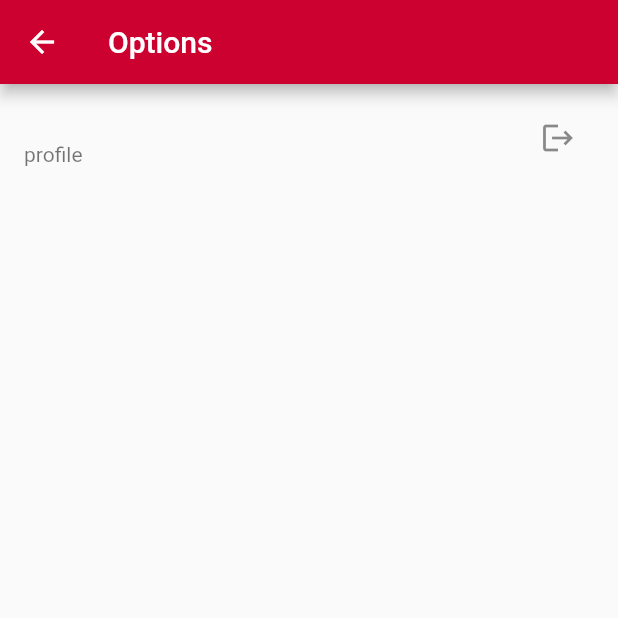
After one commit to Goshagosha/ordnerd, a Flutter app: the LectureList screen opened directly, after a tap on the "settings" icon, on a phone screen of 412 x 824 dp, the top half of it. The commit adds this screen. Run offline on Flutter 3.47's test engine with Material 2 defaults, Android fonts, the phone set to English and light mode, and no system bars; our stand-ins replace cloud_firestore, equatable, firebase_auth, firebase_core, flutter_bloc, formz and 2 more; accounts and stored records are empty.

```diff
--- a/lib/app.dart
+++ b/lib/app.dart
@@ -25,6 +25,8 @@ class App extends StatelessWidget {
   @override
   Widget build(BuildContext context) {
     return RepositoryProvider.value(
+      value: userRepository,
+      child: RepositoryProvider.value(
           value: authenticationRepository,
           child: RepositoryProvider.value(
             value: lectureRepository,
@@ -40,7 +42,8 @@ class App extends StatelessWidget {
               ],
               child: const AppView(),
             ),
-        ));
+          )),
+    );
   }
 }
 
--- a/lib/routes/lectures/lecture_list.dart
+++ b/lib/routes/lectures/lecture_list.dart
@@ -2,7 +2,9 @@ import 'package:flutter/material.dart';
 import 'package:flutter_bloc/flutter_bloc.dart';
 import 'package:student_notekeeper/models/lecture.dart';
 import 'package:student_notekeeper/routes/lectures/lecture_edit.dart';
+import 'package:student_notekeeper/routes/other/options_page.dart';
 import 'package:student_notekeeper/utils/bloc/lecture/lecture_bloc.dart';
+import 'package:student_notekeeper/utils/bloc/lecture/lecture_events.dart';
 import 'package:student_notekeeper/utils/bloc/lecture/lecture_states.dart';
 import 'package:student_notekeeper/widgets/lecture/lecture_card.dart';
 
@@ -10,7 +12,10 @@ class LectureList extends StatefulWidget {
   const LectureList({Key? key}) : super(key: key);
 
   static Route route() {
-    return MaterialPageRoute(builder: (_) => const LectureList());
+    return MaterialPageRoute(builder: (context) {
+      BlocProvider.of<LectureBloc>(context).add(LecturesRequested());
+      return const LectureList();
+    });
   }
 
   @override
@@ -23,6 +28,12 @@ class _LectureListState extends State<LectureList> {
     return Scaffold(
         appBar: AppBar(
           title: const Text("My Lectures"),
+          actions: [
+            IconButton(
+                icon: const Icon(Icons.settings),
+                onPressed: () => Navigator.of(context, rootNavigator: true)
+                    .push(OptionsPage.route()))
+          ],
         ),
         body: BlocBuilder<LectureBloc, LectureState>(
             builder: (BuildContext context, LectureState state) {
@@ -43,7 +54,6 @@ class _LectureListState extends State<LectureList> {
         }),
         floatingActionButton: FloatingActionButton(
             child: const Icon(Icons.add),
-            onPressed: () => Navigator.push(context,
-                MaterialPageRoute(builder: (context) => LectureNewRoute()))));
+            onPressed: () => Navigator.push(context, LectureEditPage.route())));
   }
 }
--- /dev/null
+++ b/lib/routes/other/options_page.dart
@@ -0,0 +1,48 @@
+import 'package:flutter/material.dart';
+import 'package:flutter_bloc/flutter_bloc.dart';
+import 'package:student_notekeeper/utils/bloc/auth/base/authentication_bloc.dart';
+import 'package:student_notekeeper/utils/bloc/auth/base/authentication_events.dart';
+import 'package:student_notekeeper/utils/bloc/auth/base/user_repository.dart';
+
+class OptionsPage extends StatefulWidget {
+  const OptionsPage({Key? key}) : super(key: key);
+
+  static Route route() {
+    return MaterialPageRoute(builder: (_) => const OptionsPage());
+  }
+
+  @override
+  _OptionsPageState createState() => _OptionsPageState();
+}
+
+class _OptionsPageState extends State<OptionsPage> {
+  @override
+  Widget build(BuildContext context) {
+    return Scaffold(
+        appBar: AppBar(
+          title: const Text("Options"),
+        ),
+        body: ListView(
+          children: [
+            ListTile(
+              title: FutureBuilder(
+                  future: RepositoryProvider.of<UserRepository>(context)
+                      .getHumanReadableIdentifier(),
+                  builder: (_, AsyncSnapshot<String> snap) {
+                    if (snap.hasData)
+                      return Text(snap.data!);
+                    else
+                      return LinearProgressIndicator();
+                  }),
+              subtitle: const Text("profile"),
+              trailing: IconButton(
+                icon: Icon(Icons.logout),
+                onPressed: () => context
+                    .read<AuthenticationBloc>()
+                    .add(AuthenticationLogoutRequested()),
+              ),
+            )
+          ],
+        ));
+  }
+}
--- a/lib/utils/bloc/auth/base/authentication_repository.dart
+++ b/lib/utils/bloc/auth/base/authentication_repository.dart
@@ -1,13 +1,17 @@
 import 'dart:async';
 
-enum AuthenticationStatus { unknown, authenticated, unauthenticated }
+enum AuthenticationStatus {
+  unknown,
+  authenticated,
+  unauthenticated,
+  changeRequestSatisfied
+}
 
 abstract class AuthenticationRepository {
   final _controller = StreamController<AuthenticationStatus>();
 
   Stream<AuthenticationStatus> get status async* {
-    await Future<void>.delayed(const Duration(seconds: 1));
-    yield AuthenticationStatus.unauthenticated;
+    yield AuthenticationStatus.unknown;
     yield* _controller.stream;
   }
 
--- a/lib/utils/bloc/auth/base/user_repository.dart
+++ b/lib/utils/bloc/auth/base/user_repository.dart
@@ -2,4 +2,6 @@ abstract class UserRepository {
   Future<bool> isAuthenticated();
 
   Future<String> getUserId();
+
+  Future<String> getHumanReadableIdentifier();
 }
--- a/lib/utils/bloc/auth/firebase_user_repository.dart
+++ b/lib/utils/bloc/auth/firebase_user_repository.dart
@@ -16,4 +16,9 @@ class FirebaseUserRepository implements UserRepository {
   Future<bool> isAuthenticated() async {
     return _firebaseAuth.currentUser != null;
   }
+
+  @override
+  Future<String> getHumanReadableIdentifier() async {
+    return _firebaseAuth.currentUser?.email ?? '';
+  }
 }
--- a/lib/utils/bloc/lecture/lecture_repository.dart
+++ b/lib/utils/bloc/lecture/lecture_repository.dart
@@ -1,8 +1,17 @@
-import 'package:flutter/material.dart';
 import 'package:student_notekeeper/models/lecture.dart';
+import 'package:student_notekeeper/utils/bloc/auth/base/user_repository.dart';
 
 abstract class LectureRepository {
-  Stream<List<Lecture>> lectures();
+  final UserRepository _userRepository;
+
+  LectureRepository({required userRepository})
+      : _userRepository = userRepository;
+
+  Future<Stream<List<Lecture>>> lectures();
+
+  Future<String> getUID() async {
+    return _userRepository.getUserId();
+  }
 
   Future<void> addNewLecture(Lecture lecture);
 
--- a/lib/widgets/authentication/login_form.dart
+++ b/lib/widgets/authentication/login_form.dart
@@ -49,7 +49,7 @@ class _EmailInput extends StatelessWidget {
           onChanged: (email) =>
               context.read<LoginBloc>().add(LoginEmailChanged(email)),
           decoration: InputDecoration(
-            labelText: 'username',
+            labelText: 'email',
             errorText: state.email.invalid ? 'invalid email' : null,
           ),
         );
--- a/lib/widgets/lecture/lecture_card.dart
+++ b/lib/widgets/lecture/lecture_card.dart
@@ -17,10 +17,7 @@ class _LectureCardState extends State<LectureCard> {
     return Card(
         child: InkWell(
       onTap: () {
-        Navigator.push(
-            context,
-            MaterialPageRoute(
-                builder: (context) => LectureRoute(lecture: widget.lecture)));
+        Navigator.push(context, LectureViewPage.route(lecture: widget.lecture));
       },
       child: ListTile(
         title: Text(
```
Also changed, not shown: lib/main.dart (+6 -2 lines), lib/models/lecture.dart (+7 -7 lines), lib/models/link.dart (+6 -15 lines), lib/routes/lectures/lecture_edit.dart (+40 -35 lines), lib/routes/lectures/lecture_view.dart (+17 -13 lines), lib/routes/other/splash_page.dart (+6 -1 lines), lib/utils/bloc/auth/base/authentication_bloc.dart (+10 -1 lines), lib/utils/bloc/lecture/firebase_lecture_repository.dart (+26 -11 lines), lib/utils/bloc/lecture/lecture_bloc.dart (+5 -4 lines). Lines whose indentation alone changed are shown as unchanged.
